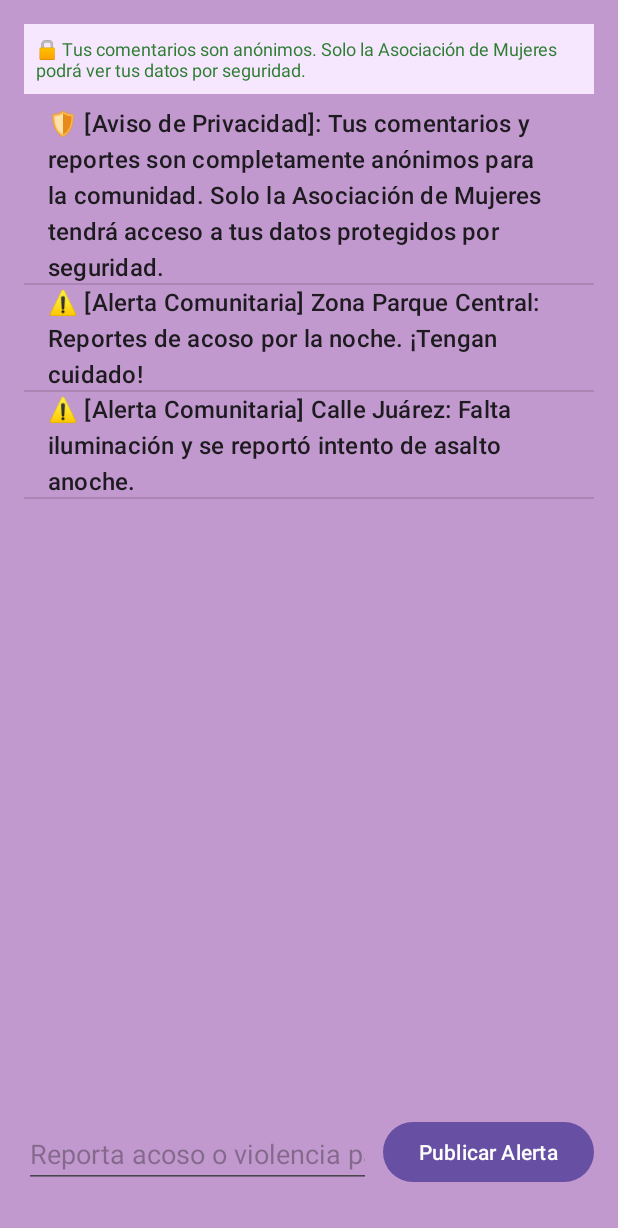
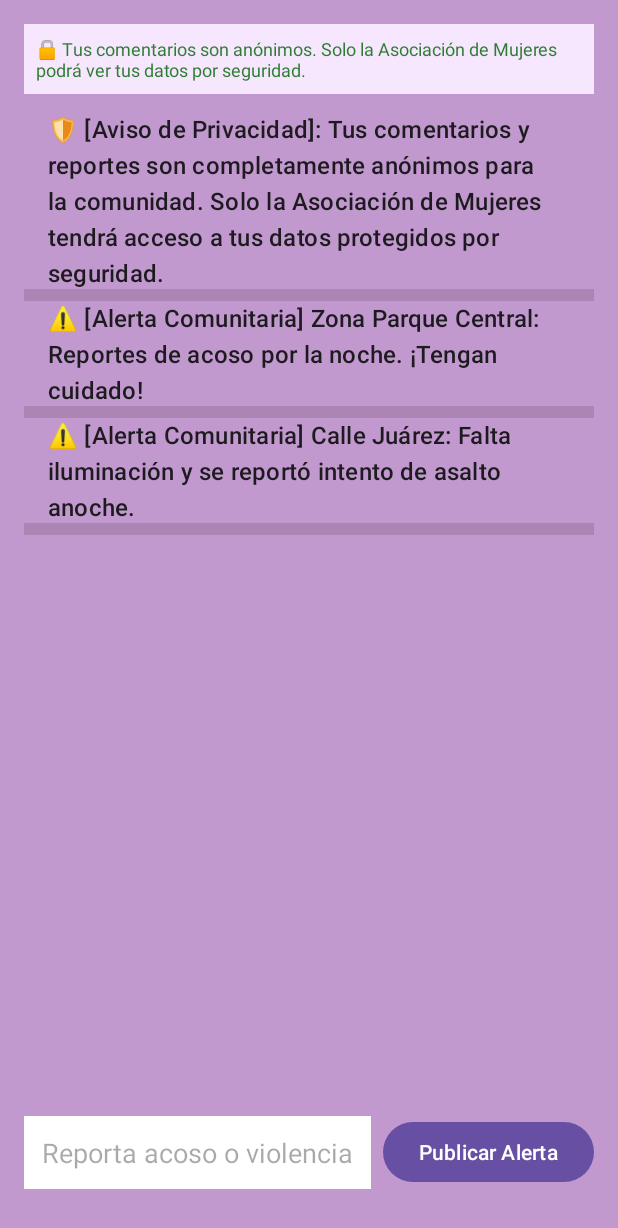
Before and after one commit to isma8-ai/App.Prevencion, an Android app: the chat screen opened directly, with no data from a screen before it, on a phone screen of 412 x 824 dp. Shown: the top 1228 px of the screen. Run offline under Robolectric (Android 15) with nearby library versions, the phone set to English and light mode, and no system bars; 1 statement that could not run was skipped.

Commit message:
Mejora de alineacion y caja de mensaje en activity_chat

```diff
--- a/app/src/main/res/layout/activity_chat.xml
+++ b/app/src/main/res/layout/activity_chat.xml
@@ -26,7 +26,8 @@
         android:id="@+id/listViewMessages"
         android:layout_width="0dp"
         android:layout_height="0dp"
-        android:layout_marginTop="8dp"
+        android:layout_marginTop="12dp"
+        android:dividerHeight="8dp"
         android:layout_marginBottom="16dp"
         app:layout_constraintBottom_toTopOf="@id/etMessage"
         app:layout_constraintEnd_toEndOf="parent"
@@ -41,6 +42,10 @@
         android:layout_marginBottom="16dp"
         android:hint="Reporta acoso o violencia para advertir..."
         android:inputType="text"
+        android:background="#FFFFFF"
+        android:padding="12dp"
+        android:textColor="#1E293B"
+        app:layout_constraintTop_toTopOf="@id/btnSend"
         app:layout_constraintBottom_toBottomOf="parent"
         app:layout_constraintEnd_toStartOf="@id/btnSend"
         app:layout_constraintStart_toStartOf="parent" />
```
